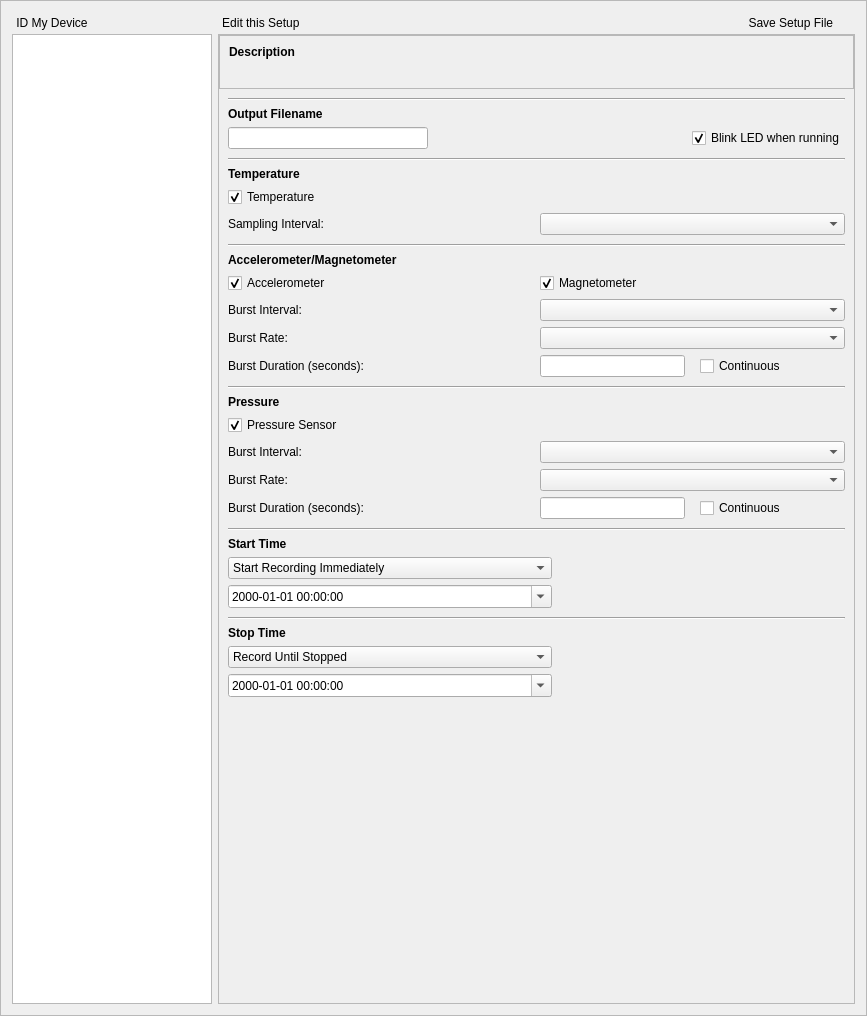
First picture: the form in gui/designer_files/setup.ui, repository LowellInstruments/Domino, before the edit.
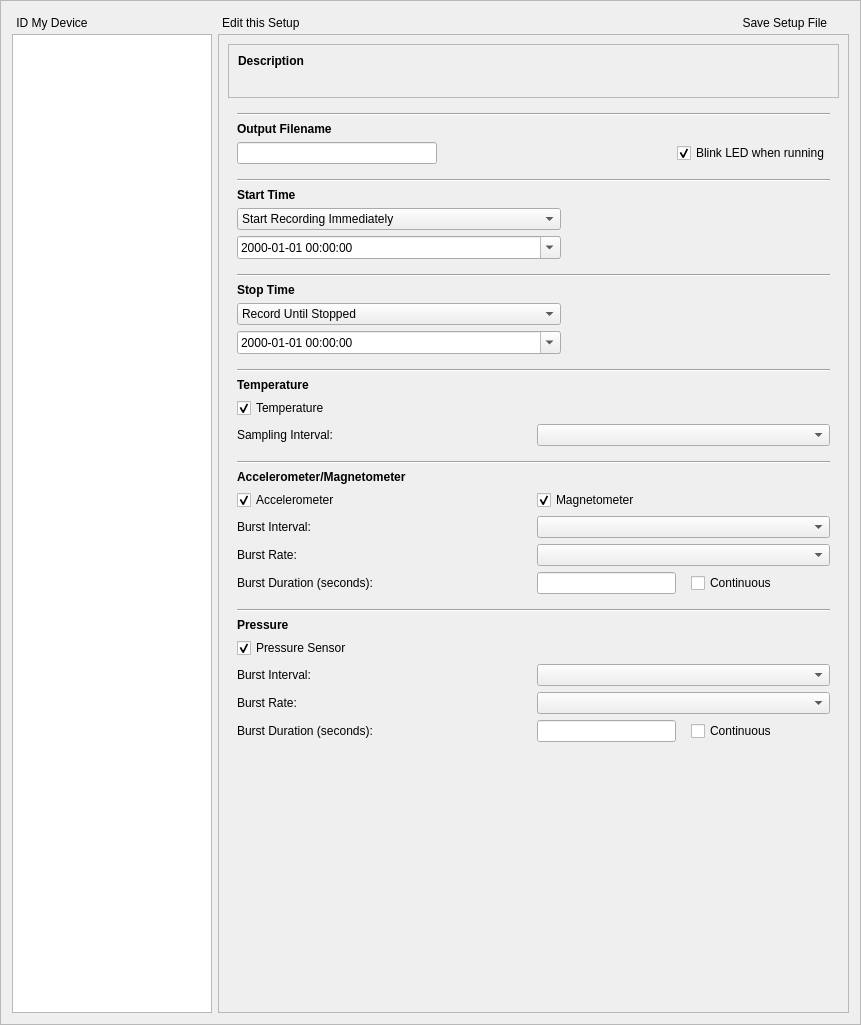
Second picture: the form after the edit. Icons and pictures are not drawn.

Commit message: beginning of work to change fundamental setup file paradigm. This work used "link" icons to show a relationship between related values, but it is going to be dropped in favor of extracting common parameters. This is just a backup of the work in case part is needed later.

Diff of the .ui file:
```diff
--- a/gui/designer_files/setup.ui
+++ b/gui/designer_files/setup.ui
@@ -6,8 +6,8 @@
    <rect>
     <x>0</x>
     <y>0</y>
-    <width>867</width>
-    <height>1016</height>
+    <width>861</width>
+    <height>1025</height>
    </rect>
   </property>
   <property name="windowTitle">
@@ -109,40 +109,47 @@
        <rect>
         <x>0</x>
         <y>0</y>
-        <width>634</width>
-        <height>949</height>
+        <width>628</width>
+        <height>958</height>
        </rect>
       </property>
-      <layout class="QGridLayout" name="gridLayout_10">
-       <property name="leftMargin">
-        <number>0</number>
-       </property>
-       <property name="topMargin">
-        <number>0</number>
-       </property>
-       <property name="rightMargin">
-        <number>0</number>
-       </property>
-       <property name="bottomMargin">
-        <number>0</number>
-       </property>
-       <property name="spacing">
-        <number>0</number>
-       </property>
-       <item row="7" column="1" colspan="2">
-        <spacer name="verticalSpacer">
-         <property name="orientation">
-          <enum>Qt::Vertical</enum>
+      <layout class="QVBoxLayout" name="verticalLayout">
+       <item>
+        <widget class="QFrame" name="frame_5">
+         <property name="frameShape">
+          <enum>QFrame::StyledPanel</enum>
          </property>
-         <property name="sizeHint" stdset="0">
-          <size>
-           <width>20</width>
-           <height>40</height>
-          </size>
+         <property name="frameShadow">
+          <enum>QFrame::Raised</enum>
          </property>
-        </spacer>
+         <layout class="QGridLayout" name="gridLayout_2">
+          <item row="1" column="0">
+           <widget class="QLabel" name="label_description">
+            <property name="text">
+             <string/>
+            </property>
+            <property name="wordWrap">
+             <bool>true</bool>
+            </property>
+           </widget>
+          </item>
+          <item row="0" column="0">
+           <widget class="QLabel" name="label_10">
+            <property name="font">
+             <font>
+              <weight>75</weight>
+              <bold>true</bold>
+             </font>
+            </property>
+            <property name="text">
+             <string>Description</string>
+            </property>
+           </widget>
+          </item>
+         </layout>
+        </widget>
        </item>
-       <item row="1" column="1" colspan="2">
+       <item>
         <widget class="QFrame" name="frame_6">
          <layout class="QGridLayout" name="gridLayout_3">
           <item row="2" column="0">
@@ -216,7 +223,7 @@
          </layout>
         </widget>
        </item>
-       <item row="5" column="1" colspan="2">
+       <item>
         <widget class="QFrame" name="frame_3">
          <layout class="QGridLayout" name="gridLayout_6" columnstretch="1,1">
           <property name="topMargin">
@@ -285,7 +292,7 @@
          </layout>
         </widget>
        </item>
-       <item row="6" column="1" colspan="2">
+       <item>
         <widget class="QFrame" name="frame_4">
          <layout class="QGridLayout" name="gridLayout_7" columnstretch="1,1">
           <property name="topMargin">
@@ -354,136 +361,8 @@
          </layout>
         </widget>
        </item>
-       <item row="4" column="1">
-        <widget class="QFrame" name="frame_pressure">
-         <layout class="QGridLayout" name="gridLayout_9" columnstretch="1,1">
-          <property name="topMargin">
-           <number>0</number>
-          </property>
-          <item row="2" column="0" colspan="2">
-           <widget class="Line" name="line_6">
-            <property name="orientation">
-             <enum>Qt::Horizontal</enum>
-            </property>
-           </widget>
-          </item>
-          <item row="5" column="0">
-           <widget class="QCheckBox" name="checkBox_pressure">
-            <property name="text">
-             <string>Pressure Sensor</string>
-            </property>
-            <property name="checked">
-             <bool>true</bool>
-            </property>
-           </widget>
-          </item>
-          <item row="7" column="1">
-           <widget class="QComboBox" name="comboBox_pressure_burst_rate"/>
-          </item>
-          <item row="7" column="0">
-           <widget class="QLabel" name="label_11">
-            <property name="text">
-             <string>Burst Rate:</string>
-            </property>
-           </widget>
-          </item>
-          <item row="8" column="0">
-           <widget class="QLabel" name="label_12">
-            <property name="text">
-             <string>Burst Duration (seconds):</string>
-            </property>
-           </widget>
-          </item>
-          <item row="6" column="0">
-           <widget class="QLabel" name="label_13">
-            <property name="text">
-             <string>Burst Interval:</string>
-            </property>
-           </widget>
-          </item>
-          <item row="6" column="1">
-           <widget class="QComboBox" name="comboBox_pressure_interval"/>
-          </item>
-          <item row="8" column="1">
-           <layout class="QHBoxLayout" name="horizontalLayout_4">
-            <property name="spacing">
-             <number>15</number>
-            </property>
-            <item>
-             <widget class="QLineEdit" name="lineEdit_pressure_burst_duration">
-              <property name="enabled">
-               <bool>true</bool>
-              </property>
-              <property name="sizePolicy">
-               <sizepolicy hsizetype="Preferred" vsizetype="Fixed">
-                <horstretch>0</horstretch>
-                <verstretch>0</verstretch>
-               </sizepolicy>
-              </property>
-             </widget>
-            </item>
-            <item>
-             <widget class="QCheckBox" name="checkBox_continuous_2">
-              <property name="text">
-               <string>Continuous</string>
-              </property>
-             </widget>
-            </item>
-           </layout>
-          </item>
-          <item row="4" column="0">
-           <widget class="QLabel" name="label_14">
-            <property name="font">
-             <font>
-              <weight>75</weight>
-              <bold>true</bold>
-             </font>
-            </property>
-            <property name="text">
-             <string>Pressure</string>
-            </property>
-           </widget>
-          </item>
-         </layout>
-        </widget>
-       </item>
-       <item row="0" column="1">
-        <widget class="QFrame" name="frame_5">
-         <property name="frameShape">
-          <enum>QFrame::StyledPanel</enum>
-         </property>
-         <property name="frameShadow">
-          <enum>QFrame::Raised</enum>
-         </property>
-         <layout class="QGridLayout" name="gridLayout_2">
-          <item row="1" column="0">
-           <widget class="QLabel" name="label_description">
-            <property name="text">
-             <string/>
-            </property>
-            <property name="wordWrap">
-             <bool>true</bool>
-            </property>
-           </widget>
-          </item>
-          <item row="0" column="0">
-           <widget class="QLabel" name="label_10">
-            <property name="font">
-             <font>
-              <weight>75</weight>
-              <bold>true</bold>
-             </font>
-            </property>
-            <property name="text">
-             <string>Description</string>
-            </property>
-           </widget>
-          </item>
-         </layout>
-        </widget>
-       </item>
-       <item row="2" column="1">
-        <widget class="QFrame" name="frame">
+       <item>
+        <widget class="QFrame" name="frame_temperature">
          <layout class="QGridLayout" name="gridLayout_4" columnstretch="1,1">
           <property name="topMargin">
            <number>0</number>
@@ -531,8 +410,8 @@
          </layout>
         </widget>
        </item>
-       <item row="3" column="1" colspan="2">
-        <widget class="QFrame" name="frame_2">
+       <item>
+        <widget class="QFrame" name="frame_orient">
          <layout class="QGridLayout" name="gridLayout_5" columnstretch="1,1">
           <property name="topMargin">
            <number>0</number>
@@ -634,6 +513,112 @@
          </layout>
         </widget>
        </item>
+       <item>
+        <widget class="QFrame" name="frame_pressure">
+         <layout class="QGridLayout" name="gridLayout_9" columnstretch="1,1">
+          <property name="topMargin">
+           <number>0</number>
+          </property>
+          <item row="2" column="0" colspan="2">
+           <widget class="Line" name="line_6">
+            <property name="orientation">
+             <enum>Qt::Horizontal</enum>
+            </property>
+           </widget>
+          </item>
+          <item row="5" column="0">
+           <widget class="QCheckBox" name="checkBox_pressure">
+            <property name="text">
+             <string>Pressure Sensor</string>
+            </property>
+            <property name="checked">
+             <bool>true</bool>
+            </property>
+           </widget>
+          </item>
+          <item row="7" column="1">
+           <widget class="QComboBox" name="comboBox_pressure_burst_rate"/>
+          </item>
+          <item row="7" column="0">
+           <widget class="QLabel" name="label_11">
+            <property name="text">
+             <string>Burst Rate:</string>
+            </property>
+           </widget>
+          </item>
+          <item row="8" column="0">
+           <widget class="QLabel" name="label_12">
+            <property name="text">
+             <string>Burst Duration (seconds):</string>
+            </property>
+           </widget>
+          </item>
+          <item row="6" column="0">
+           <widget class="QLabel" name="label_13">
+            <property name="text">
+             <string>Burst Interval:</string>
+            </property>
+           </widget>
+          </item>
+          <item row="6" column="1">
+           <widget class="QComboBox" name="comboBox_pressure_interval"/>
+          </item>
+          <item row="8" column="1">
+           <layout class="QHBoxLayout" name="horizontalLayout_4">
+            <property name="spacing">
+             <number>15</number>
+            </property>
+            <item>
+             <widget class="QLineEdit" name="lineEdit_pressure_burst_duration">
+              <property name="enabled">
+               <bool>true</bool>
+              </property>
+              <property name="sizePolicy">
+               <sizepolicy hsizetype="Preferred" vsizetype="Fixed">
+                <horstretch>0</horstretch>
+                <verstretch>0</verstretch>
+               </sizepolicy>
+              </property>
+             </widget>
+            </item>
+            <item>
+             <widget class="QCheckBox" name="checkBox_pressure_continuous">
+              <property name="text">
+               <string>Continuous</string>
+              </property>
+             </widget>
+            </item>
+           </layout>
+          </item>
+          <item row="4" column="0">
+           <widget class="QLabel" name="label_14">
+            <property name="font">
+             <font>
+              <weight>75</weight>
+              <bold>true</bold>
+             </font>
+            </property>
+            <property name="text">
+             <string>Pressure</string>
+            </property>
+           </widget>
+          </item>
+         </layout>
+        </widget>
+       </item>
+       <item>
+        <spacer name="verticalSpacer">
+         <property name="orientation">
+          <enum>Qt::Vertical</enum>
+         </property>
+         <property name="sizeHint" stdset="0">
+          <size>
+           <width>20</width>
+           <height>40</height>
+          </size>
+         </property>
+        </spacer>
+       </item>
       </layout>
      </widget>
     </widget>
```
Left out of the diff: 264 changed lines with no effect on the pictures. The commit also changes 8 other files.
